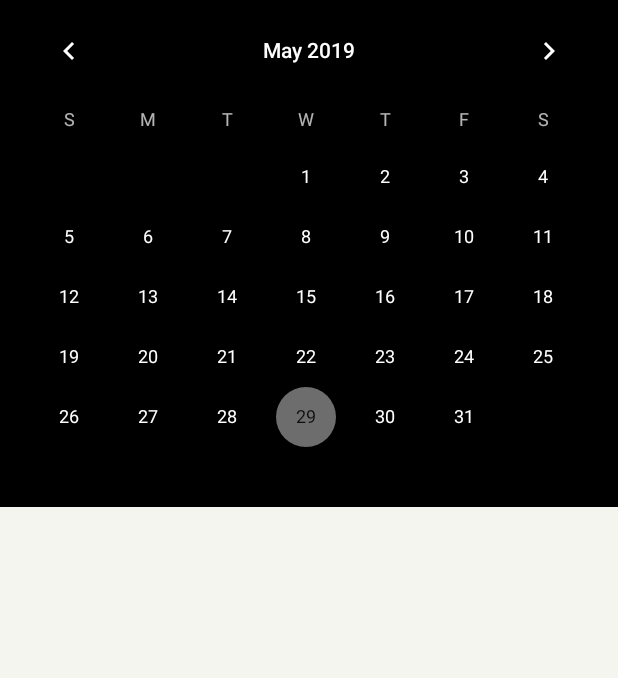
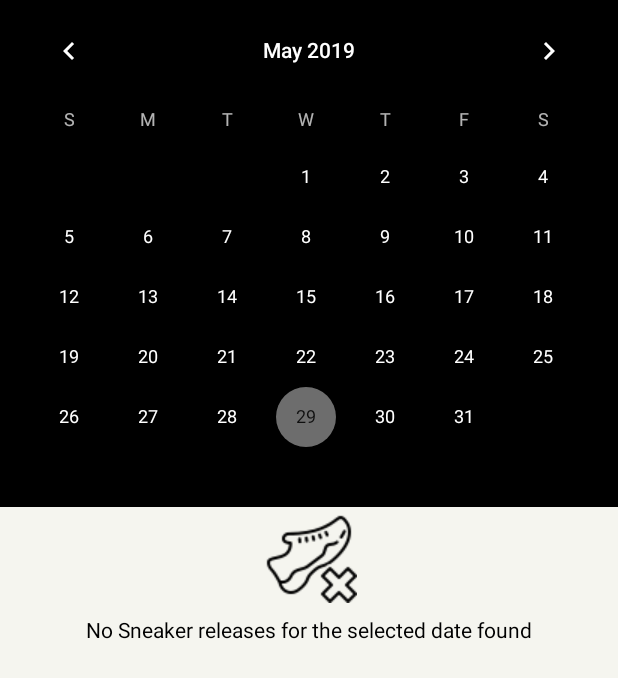
Before and after one commit to Floatjitsu/S-APP, an Android app: the fragment Calendar shown on its own in the app's theme, on a phone screen of 412 x 824 dp. Shown: the top 678 px of the screen. Run offline under Robolectric (Android 15) with nearby library versions, the phone set to English and light mode, and no system bars; our stand-ins replace Firebase (no records; nobody signed in at launch, a user with empty details on screens opened directly); pictures from the network do not load.

Commit message:
implemented no sneaker found in calendar fragment

```diff
--- a/app/src/main/java/com/main/s_app/Calendar.java
+++ b/app/src/main/java/com/main/s_app/Calendar.java
@@ -11,6 +11,7 @@ import android.view.LayoutInflater;
 import android.view.View;
 import android.view.ViewGroup;
 import android.widget.CalendarView;
+import android.widget.TextView;
 
 import com.main.s_app.com.main.s_app.firebase.FirebaseSneakerRelease;
 
@@ -23,6 +24,7 @@ public class Calendar extends Fragment {
 
     RecyclerView mSneakerRelease;
     CalendarView mCalendar;
+    TextView mNothingFound;
 
     @Nullable
     @Override
@@ -30,18 +32,19 @@ public class Calendar extends Fragment {
         View myView = inflater.inflate(R.layout.fragment_calendar, container, false);
 
         mCalendar = myView.findViewById(R.id.calendarView);
+        mNothingFound = myView.findViewById(R.id.text_nothing_found);
         mSneakerRelease = myView.findViewById(R.id.rv_sneaker_releases);
         mSneakerRelease.hasFixedSize();
         mSneakerRelease.setLayoutManager(new LinearLayoutManager(getActivity()));
 
         @SuppressLint("SimpleDateFormat") DateFormat format = new SimpleDateFormat("dd.M.YYYY");
-        firebaseSneakerRef.getSneakerReleasesToRecyclerView(format.format(mCalendar.getDate()), mSneakerRelease, getActivity());
+        firebaseSneakerRef.getSneakerReleasesToRecyclerView(format.format(mCalendar.getDate()), mSneakerRelease, getActivity(), mNothingFound);
 
         mCalendar.setOnDateChangeListener(new CalendarView.OnDateChangeListener() {
             @Override
             public void onSelectedDayChange(@NonNull CalendarView view, int year, int month, int dayOfMonth) {
                 String date = dayOfMonth + "." + (month + 1) + "." + year;
-                firebaseSneakerRef.getSneakerReleasesToRecyclerView(date, mSneakerRelease, getActivity());
+                firebaseSneakerRef.getSneakerReleasesToRecyclerView(date, mSneakerRelease, getActivity(), mNothingFound);
             }
         });
 
--- a/app/src/main/java/com/main/s_app/com/main/s_app/firebase/FirebaseSneakerRelease.java
+++ b/app/src/main/java/com/main/s_app/com/main/s_app/firebase/FirebaseSneakerRelease.java
@@ -3,6 +3,8 @@ package com.main.s_app.com.main.s_app.firebase;
 import android.content.Context;
 import android.support.annotation.NonNull;
 import android.support.v7.widget.RecyclerView;
+import android.view.View;
+import android.widget.TextView;
 
 import com.google.firebase.database.DataSnapshot;
 import com.google.firebase.database.DatabaseError;
@@ -22,7 +24,15 @@ public class FirebaseSneakerRelease {
         mDatabase = FirebaseDatabase.getInstance();
     }
 
-    public void getSneakerReleasesToRecyclerView(String date, final RecyclerView sneakerReleases, final Context activityContext) {
+    /**
+     * Fills the sneaker release recycler view with data from the Firebase DB
+     * by a given date
+     * @param date the date chosen by the user
+     * @param sneakerReleases the recycler view
+     * @param activityContext the activity context where the recycler view is located
+     * @param nothingFound the text view shown if no data got found
+     */
+    public void getSneakerReleasesToRecyclerView(String date, final RecyclerView sneakerReleases, final Context activityContext, final TextView nothingFound) {
         DatabaseReference sneakersRef = mDatabase.getReference(SNEAKER_PATH);
         sneakersRef.orderByChild("releaseDate").equalTo(date)
                 .addValueEventListener(new ValueEventListener() {
@@ -32,7 +42,13 @@ public class FirebaseSneakerRelease {
                         for(DataSnapshot sneaker : dataSnapshot.getChildren()) {
                             sneakers.add(sneaker.getValue(Sneaker.class));
                         }
+                        if(sneakers.size() > 0) {
+                            nothingFound.setVisibility(View.GONE);
+                        } else {
+                            nothingFound.setVisibility(View.VISIBLE);
+                        }
                         sneakerReleases.setAdapter(new SneakerReleaseAdapter(sneakers, activityContext));
+
                     }
 
                     @Override
--- a/app/src/main/res/layout/fragment_calendar.xml
+++ b/app/src/main/res/layout/fragment_calendar.xml
@@ -21,8 +21,17 @@
         <android.support.v7.widget.RecyclerView
             android:id="@+id/rv_sneaker_releases"
             android:layout_width="match_parent"
+            android:layout_height="wrap_content"/>
+
+        <TextView
+            android:id="@+id/text_nothing_found"
+            android:layout_width="wrap_content"
             android:layout_height="wrap_content"
-            android:background="@color/bgColorLight"/>
+            android:text="@string/nothing_found"
+            android:textColor="@color/bgColor"
+            android:drawableTop="@drawable/no_sneaker_found"
+            android:drawablePadding="8dp"
+            android:layout_gravity="center_horizontal"/>
 
     </LinearLayout>
 
--- a/app/src/main/res/values/strings.xml
+++ b/app/src/main/res/values/strings.xml
@@ -81,5 +81,6 @@
     <!-- Calendar -->
     <string name="sneaker_model">Sneaker Model</string>
     <string name="sneaker_brand">Sneaker Brand</string>
+    <string name="nothing_found">No Sneaker releases for the selected date found</string>
 
 </resources>
```
Also changed, not shown: app/src/main/res/drawable/no_sneaker_found.png (added).
